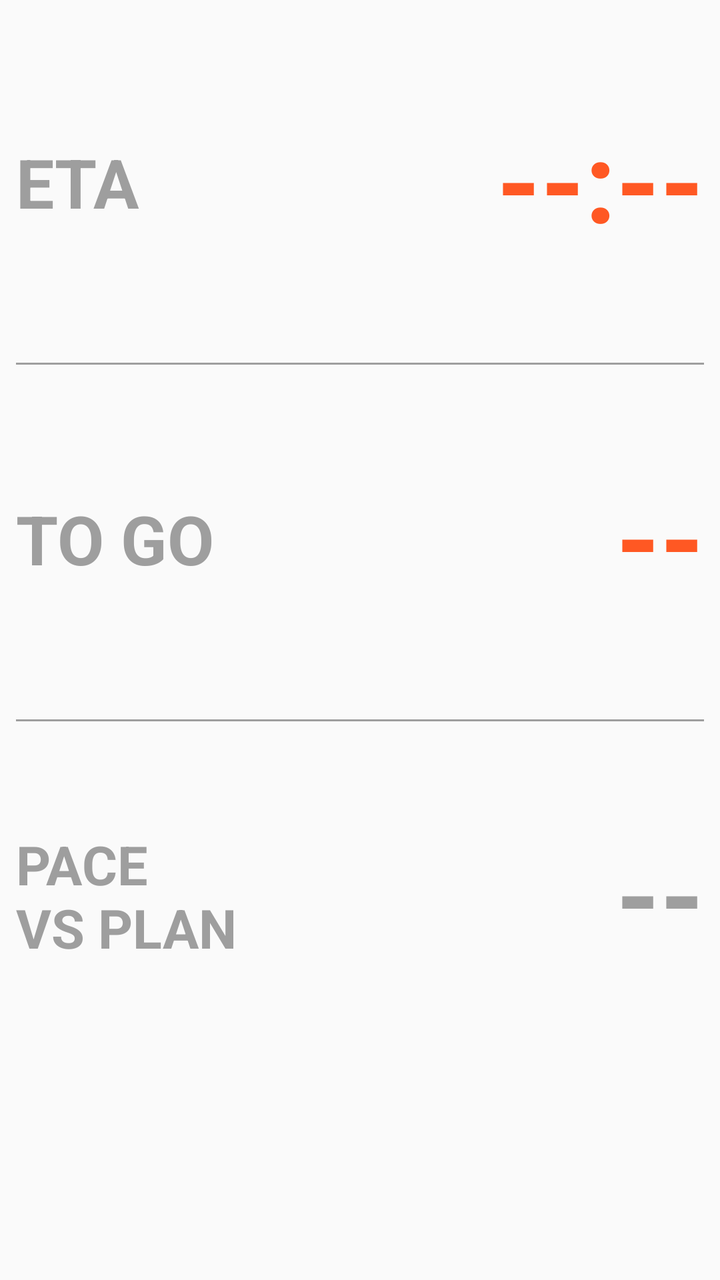
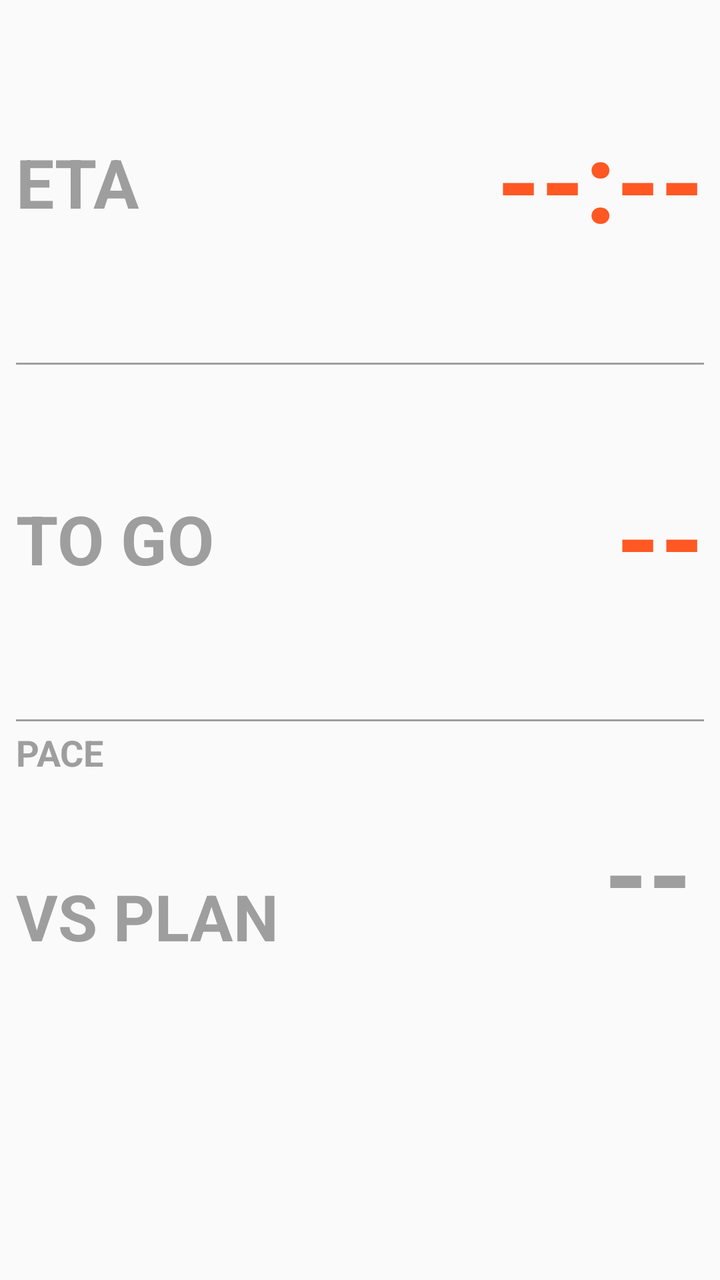

Screens rendered from an Android XML layout before and after an edit, with the pre-edit source and the edit as a unified diff.
<!-- AndroidManifest.xml: application theme Theme.AppCompat.DayNight.NoActionBar -->
<!-- res/layout/view_eta_master.xml -->
<?xml version="1.0" encoding="utf-8"?>
<LinearLayout xmlns:android="http://schemas.android.com/apk/res/android"
    android:id="@+id/root_master"
    android:layout_width="match_parent"
    android:layout_height="match_parent"
    android:background="@android:color/transparent"
    android:orientation="vertical"
    android:paddingStart="8dp"
    android:paddingEnd="8dp"
    android:paddingTop="4dp"
    android:paddingBottom="4dp">

    
    <LinearLayout
        android:layout_width="match_parent"
        android:layout_height="0dp"
        android:layout_weight="1"
        android:orientation="horizontal"
        android:gravity="center_vertical"
        android:baselineAligned="false">
        <TextView
            android:id="@+id/tv_master_lbl_eta"
            android:layout_width="0dp"
            android:layout_height="match_parent"
            android:layout_weight="0.34"
            android:gravity="center_vertical|start"
            android:paddingEnd="6dp"
            android:text="ETA"
            android:textStyle="bold"
            android:textColor="#9E9E9E"
            android:maxLines="2"
            android:includeFontPadding="false"
            android:autoSizeTextType="uniform"
            android:autoSizeMinTextSize="12sp"
            android:autoSizeMaxTextSize="34sp"
            android:autoSizeStepGranularity="1sp" />
        <TextView
            android:id="@+id/tv_master_eta"
            android:layout_width="0dp"
            android:layout_height="match_parent"
            android:layout_weight="0.66"
            android:gravity="center_vertical|end"
            android:text="--:--"
            android:textStyle="bold"
            android:textColor="#FF5823"
            android:maxLines="1"
            android:includeFontPadding="false"
            android:autoSizeTextType="uniform"
            android:autoSizeMinTextSize="16sp"
            android:autoSizeMaxTextSize="56sp"
            android:autoSizeStepGranularity="2sp" />
    </LinearLayout>

    <TextView
        android:id="@+id/tv_master_div1"
        android:layout_width="match_parent"
        android:layout_height="1dp"
        android:background="#9E9E9E" />

    
    <LinearLayout
        android:layout_width="match_parent"
        android:layout_height="0dp"
        android:layout_weight="1"
        android:orientation="horizontal"
        android:gravity="center_vertical"
        android:baselineAligned="false">
        <TextView
            android:id="@+id/tv_master_lbl_remaining"
            android:layout_width="0dp"
            android:layout_height="match_parent"
            android:layout_weight="0.34"
            android:gravity="center_vertical|start"
            android:paddingEnd="6dp"
            android:text="TO GO"
            android:textStyle="bold"
            android:textColor="#9E9E9E"
            android:maxLines="2"
            android:includeFontPadding="false"
            android:autoSizeTextType="uniform"
            android:autoSizeMinTextSize="12sp"
            android:autoSizeMaxTextSize="34sp"
            android:autoSizeStepGranularity="1sp" />
        <TextView
            android:id="@+id/tv_master_remaining"
            android:layout_width="0dp"
            android:layout_height="match_parent"
            android:layout_weight="0.66"
            android:gravity="center_vertical|end"
            android:text="--"
            android:textStyle="bold"
            android:textColor="#FF5823"
            android:maxLines="1"
            android:includeFontPadding="false"
            android:autoSizeTextType="uniform"
            android:autoSizeMinTextSize="16sp"
            android:autoSizeMaxTextSize="56sp"
            android:autoSizeStepGranularity="2sp" />
    </LinearLayout>

    <TextView
        android:id="@+id/tv_master_div2"
        android:layout_width="match_parent"
        android:layout_height="1dp"
        android:background="#9E9E9E" />

    
    <LinearLayout
        android:layout_width="match_parent"
        android:layout_height="0dp"
        android:layout_weight="1"
        android:orientation="horizontal"
        android:gravity="center_vertical"
        android:baselineAligned="false">
        <TextView
            android:id="@+id/tv_master_lbl_third"
            android:layout_width="0dp"
            android:layout_height="match_parent"
            android:layout_weight="0.34"
            android:gravity="center_vertical|start"
            android:paddingEnd="6dp"
            android:text="PACE\nVS PLAN"
            android:textStyle="bold"
            android:textColor="#9E9E9E"
            android:maxLines="2"
            android:includeFontPadding="false"
            android:autoSizeTextType="uniform"
            android:autoSizeMinTextSize="12sp"
            android:autoSizeMaxTextSize="34sp"
            android:autoSizeStepGranularity="1sp" />
        <TextView
            android:id="@+id/tv_master_third"
            android:layout_width="0dp"
            android:layout_height="match_parent"
            android:layout_weight="0.66"
            android:gravity="center_vertical|end"
            android:text="--"
            android:textStyle="bold"
            android:textColor="#9E9E9E"
            android:maxLines="1"
            android:includeFontPadding="false"
            android:autoSizeTextType="uniform"
            android:autoSizeMinTextSize="16sp"
            android:autoSizeMaxTextSize="56sp"
            android:autoSizeStepGranularity="2sp" />
    </LinearLayout>

    
    <TextView
        android:layout_width="match_parent"
        android:layout_height="0dp"
        android:layout_weight="0.55" />

</LinearLayout>
<!-- resources referenced by this layout -->
<resources>

</resources>

<!-- the commit's change to res/layout/view_eta_master.xml (unified diff, before → after) -->
@@ -112,37 +112,81 @@
         android:orientation="horizontal"
         android:gravity="center_vertical"
         android:baselineAligned="false">
-        <TextView
-            android:id="@+id/tv_master_lbl_third"
+        <LinearLayout
             android:layout_width="0dp"
             android:layout_height="match_parent"
-            android:layout_weight="0.34"
+            android:layout_weight="0.40"
+            android:orientation="vertical"
             android:gravity="center_vertical|start"
             android:paddingEnd="6dp"
-            android:text="PACE\nVS PLAN"
-            android:textStyle="bold"
-            android:textColor="#9E9E9E"
-            android:maxLines="2"
-            android:includeFontPadding="false"
-            android:autoSizeTextType="uniform"
-            android:autoSizeMinTextSize="12sp"
-            android:autoSizeMaxTextSize="34sp"
-            android:autoSizeStepGranularity="1sp" />
-        <TextView
-            android:id="@+id/tv_master_third"
+            android:paddingTop="6dp"
+            android:paddingBottom="6dp">
+            <TextView
+                android:id="@+id/tv_master_lbl_third"
+                android:layout_width="match_parent"
+                android:layout_height="wrap_content"
+                android:gravity="start"
+                android:text="PACE"
+                android:textStyle="bold"
+                android:textColor="#9E9E9E"
+                android:textSize="18sp"
+                android:maxLines="1"
+                android:includeFontPadding="false" />
+            <TextView
+                android:id="@+id/tv_master_third_sub"
+                android:layout_width="match_parent"
+                android:layout_height="0dp"
+                android:layout_weight="1"
+                android:gravity="center_vertical|start"
+                android:text="VS PLAN"
+                android:textStyle="bold"
+                android:textColor="#9E9E9E"
+                android:maxLines="1"
+                android:includeFontPadding="false"
+                android:autoSizeTextType="uniform"
+                android:autoSizeMinTextSize="12sp"
+                android:autoSizeMaxTextSize="44sp"
+                android:autoSizeStepGranularity="1sp" />
+        </LinearLayout>
+        <LinearLayout
+            android:id="@+id/cell_master_third"
             android:layout_width="0dp"
             android:layout_height="match_parent"
-            android:layout_weight="0.66"
+            android:layout_weight="0.60"
+            android:layout_marginTop="6dp"
+            android:layout_marginBottom="6dp"
+            android:orientation="vertical"
             android:gravity="center_vertical|end"
-            android:text="--"
-            android:textStyle="bold"
-            android:textColor="#9E9E9E"
-            android:maxLines="1"
-            android:includeFontPadding="false"
-            android:autoSizeTextType="uniform"
-            android:autoSizeMinTextSize="16sp"
-            android:autoSizeMaxTextSize="56sp"
-            android:autoSizeStepGranularity="2sp" />
+            android:paddingStart="6dp"
+            android:paddingEnd="6dp"
+            android:background="@android:color/transparent">
+            <TextView
+                android:id="@+id/tv_master_third"
+                android:layout_width="match_parent"
+                android:layout_height="0dp"
+                android:layout_weight="1"
+                android:gravity="center_vertical|end"
+                android:text="--"
+                android:textStyle="bold"
+                android:textColor="#9E9E9E"
+                android:maxLines="1"
+                android:includeFontPadding="false"
+                android:autoSizeTextType="uniform"
+                android:autoSizeMinTextSize="16sp"
+                android:autoSizeMaxTextSize="56sp"
+                android:autoSizeStepGranularity="2sp" />
+            <TextView
+                android:id="@+id/tv_master_third_tag"
+                android:layout_width="match_parent"
+                android:layout_height="wrap_content"
+                android:gravity="end"
+                android:text=""
+                android:textStyle="bold"
+                android:textColor="#9E9E9E"
+                android:textSize="18sp"
+                android:maxLines="1"
+                android:includeFontPadding="false" />
+        </LinearLayout>
     </LinearLayout>
 
     
